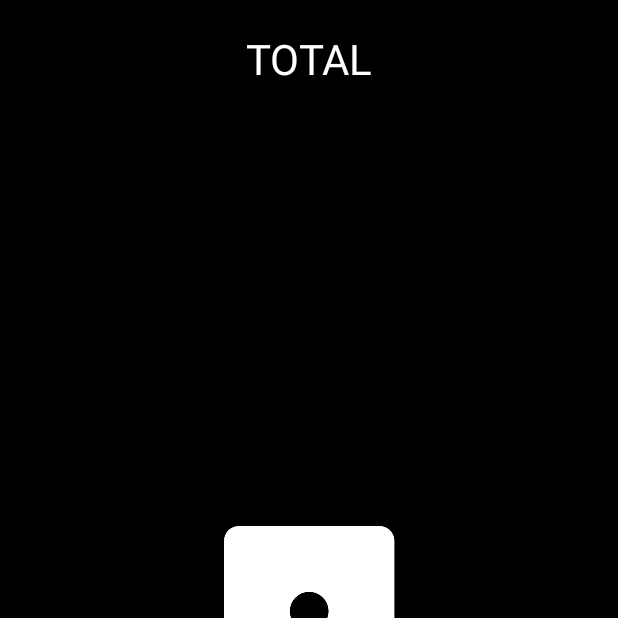
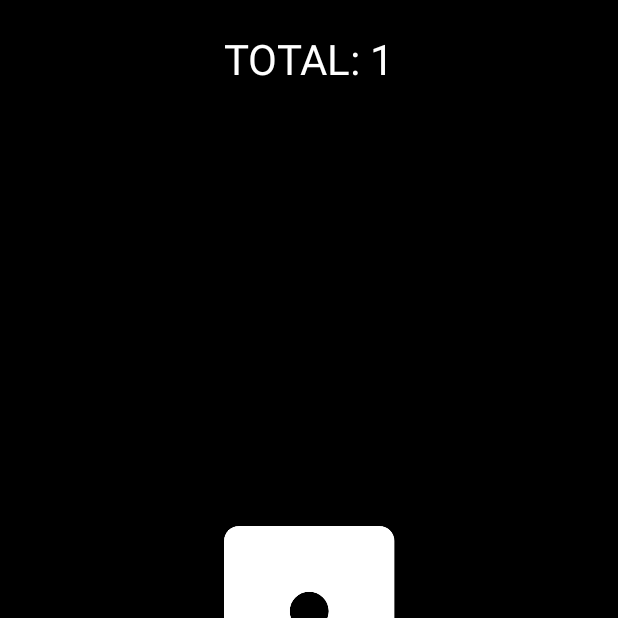
Before and after one commit to matheusbaeta/DiceGame, an Android app: the screen it shows after launch (MainActivity), on a phone screen of 412 x 824 dp, the top half of it. Run offline under Robolectric (Android 15) with nearby library versions, the phone set to English and light mode, and no system bars.

Commit message:
fix update total points when adding/removing dices

```diff
--- a/app/src/main/res/layout/activity_main.xml
+++ b/app/src/main/res/layout/activity_main.xml
@@ -13,7 +13,7 @@
         android:id="@+id/tvTotalPoints"
         android:layout_width="wrap_content"
         android:layout_height="wrap_content"
-        android:text="TOTAL"
+        android:text="TOTAL: 1"
         android:textColor="@color/white"
         android:paddingTop="20dp"
         android:textSize="28sp"
```
Also changed, not shown: app/src/main/java/com/example/dicegame/MainActivity.kt (+16 -4 lines).
